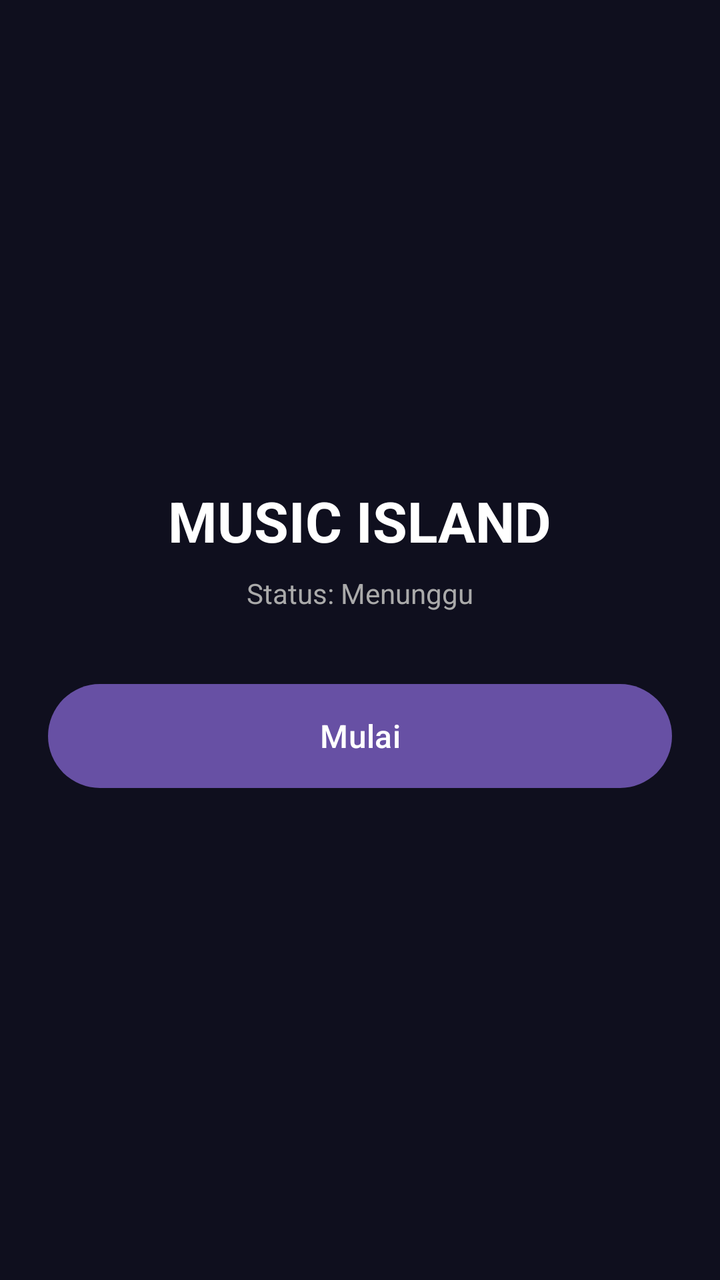
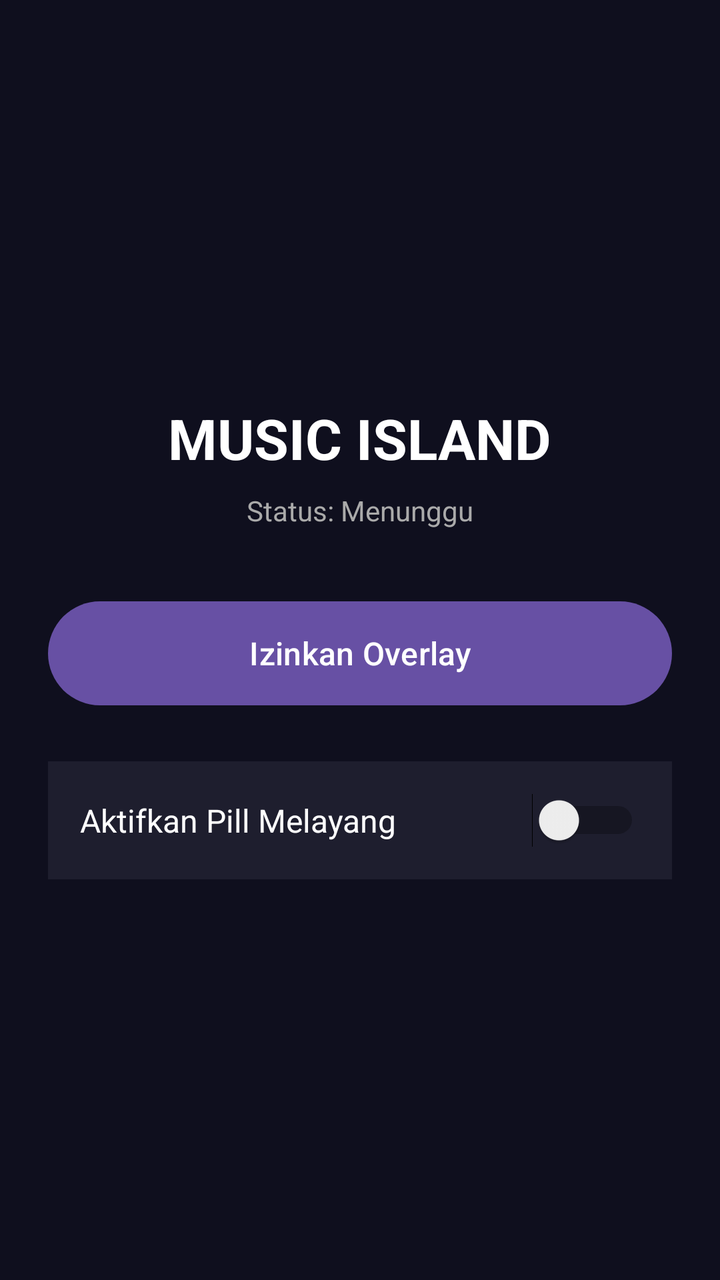

Before-and-after screenshots of an Android layout around one commit, followed by the original layout XML and the change that was made.
<!-- AndroidManifest.xml: application theme Theme.Material3.DayNight.NoActionBar -->
<!-- res/layout/activity_main.xml -->
<?xml version="1.0" encoding="utf-8"?>
<LinearLayout xmlns:android="http://schemas.android.com/apk/res/android"
    android:layout_width="match_parent"
    android:layout_height="match_parent"
    android:orientation="vertical"
    android:gravity="center"
    android:background="#0F0F1E"
    android:padding="24dp">

    <TextView
        android:layout_width="wrap_content"
        android:layout_height="wrap_content"
        android:text="MUSIC ISLAND"
        android:textColor="#FFFFFF"
        android:textSize="28sp"
        android:textStyle="bold" />

    <TextView
        android:id="@+id/tvStatus"
        android:layout_width="wrap_content"
        android:layout_height="wrap_content"
        android:text="Status: Menunggu"
        android:textColor="#AAAAAA"
        android:textSize="14sp"
        android:layout_marginTop="8dp"
        android:layout_marginBottom="32dp" />

    <Button
        android:id="@+id/btnStart"
        android:layout_width="match_parent"
        android:layout_height="60dp"
        android:text="Mulai"
        android:textSize="16sp" />

</LinearLayout>
<!-- resources referenced by this layout -->
<resources>

</resources>

<!-- the commit's change to res/layout/activity_main.xml (unified diff, before → after) -->
@@ -25,11 +25,36 @@
         android:layout_marginTop="8dp"
         android:layout_marginBottom="32dp" />
 
+    
     <Button
         android:id="@+id/btnStart"
         android:layout_width="match_parent"
         android:layout_height="60dp"
-        android:text="Mulai"
+        android:text="Izinkan Overlay"
         android:textSize="16sp" />
 
+    
+    <LinearLayout
+        android:layout_width="match_parent"
+        android:layout_height="wrap_content"
+        android:orientation="horizontal"
+        android:gravity="center_vertical"
+        android:layout_marginTop="24dp"
+        android:background="#1E1E2E"
+        android:padding="16dp">
+
+        <TextView
+            android:layout_width="0dp"
+            android:layout_height="wrap_content"
+            android:layout_weight="1"
+            android:text="Aktifkan Pill Melayang"
+            android:textColor="#FFFFFF"
+            android:textSize="16sp" />
+
+        <Switch
+            android:id="@+id/switchPill"
+            android:layout_width="wrap_content"
+            android:layout_height="wrap_content" />
+    </LinearLayout>
+
 </LinearLayout>
